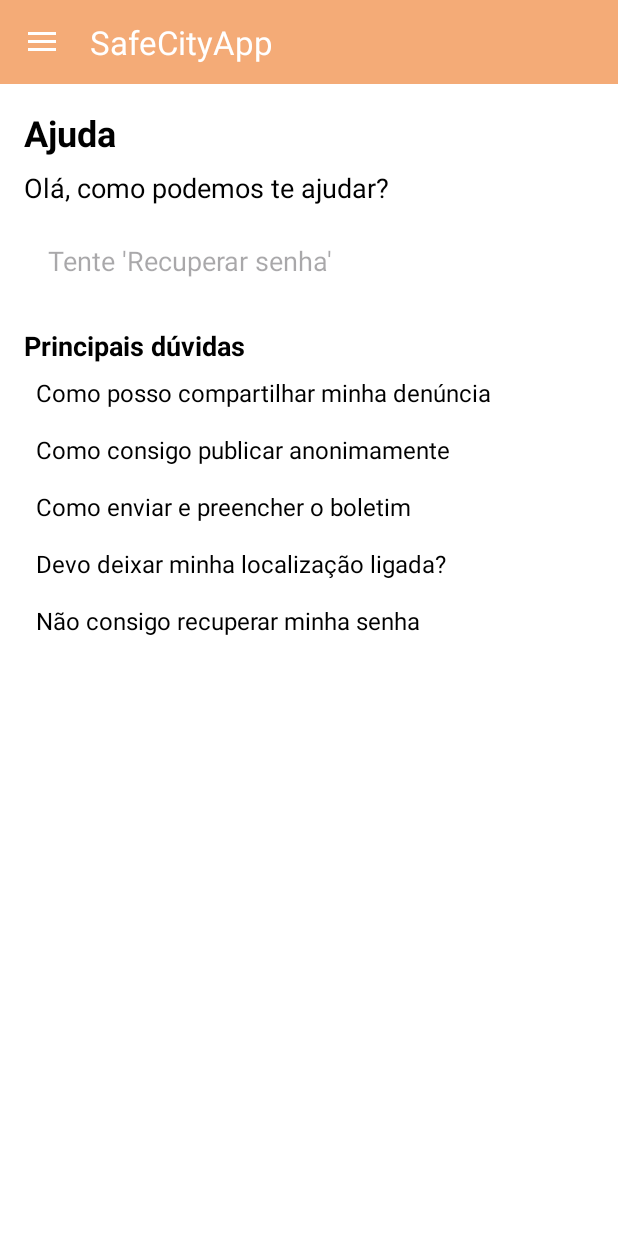
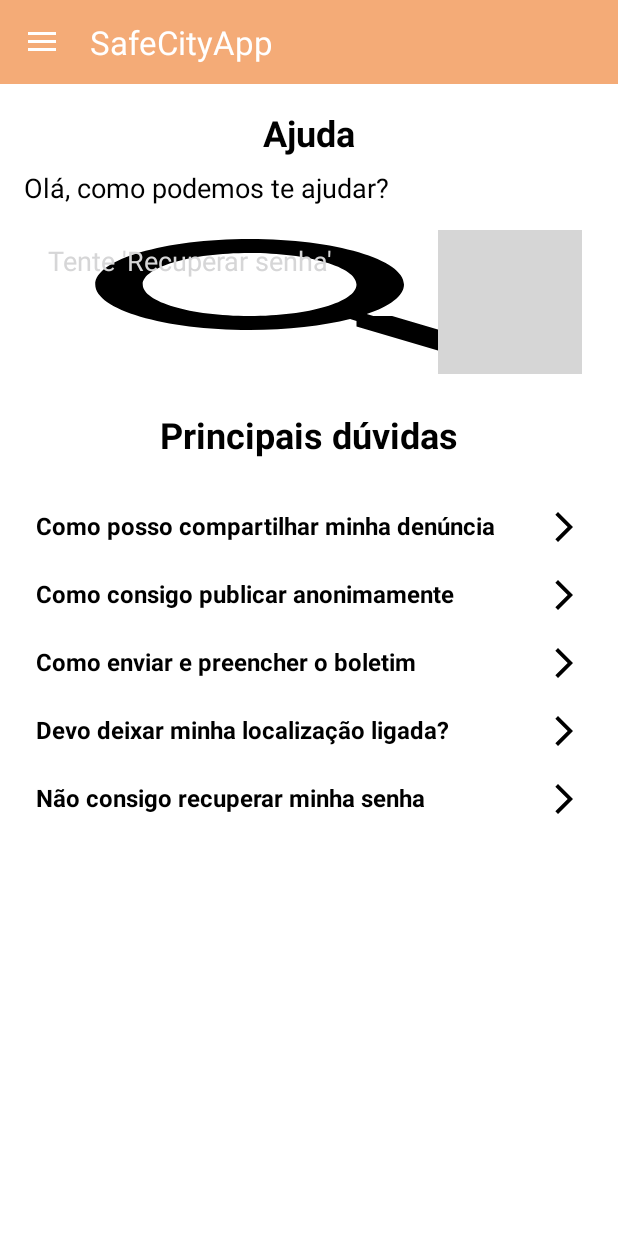
Before and after one commit to guilherme-neves1/SafeCityApp, an Android app: the HelpActivity screen opened directly, with no data from a screen before it, on a phone screen of 412 x 824 dp. Run offline under Robolectric (Android 15) with nearby library versions, the phone set to English and light mode, and no system bars; grey boxes are pictures that could not be loaded.

Commit message:
details in activity_help.xml

```diff
--- /dev/null
+++ b/app/src/main/res/drawable/help_arrow_right.xml
@@ -0,0 +1,5 @@
+<vector android:autoMirrored="true" android:height="24dp"
+    android:tint="#000000" android:viewportHeight="24"
+    android:viewportWidth="24" android:width="24dp" xmlns:android="http://schemas.android.com/apk/res/android">
+    <path android:fillColor="@android:color/white" android:pathData="M6.23,20.23l1.77,1.77l10,-10l-10,-10l-1.77,1.77l8.23,8.23z"/>
+</vector>
--- /dev/null
+++ b/app/src/main/res/drawable/help_search.xml
@@ -0,0 +1,5 @@
+<vector android:height="24dp" android:tint="#000000"
+    android:viewportHeight="24" android:viewportWidth="24"
+    android:width="24dp" xmlns:android="http://schemas.android.com/apk/res/android">
+    <path android:fillColor="@android:color/white" android:pathData="M15.5,14h-0.79l-0.28,-0.27C15.41,12.59 16,11.11 16,9.5 16,5.91 13.09,3 9.5,3S3,5.91 3,9.5 5.91,16 9.5,16c1.61,0 3.09,-0.59 4.23,-1.57l0.27,0.28v0.79l5,4.99L20.49,19l-4.99,-5zM9.5,14C7.01,14 5,11.99 5,9.5S7.01,5 9.5,5 14,7.01 14,9.5 11.99,14 9.5,14z"/>
+</vector>
--- a/app/src/main/res/layout/activity_help.xml
+++ b/app/src/main/res/layout/activity_help.xml
@@ -5,8 +5,6 @@
     android:id="@+id/drawer_layout"
     android:layout_width="match_parent"
     android:layout_height="match_parent"
-    android:backgroundTint="@color/white"
-    android:background="@color/white"
     tools:context=".HelpActivity">
 
     <FrameLayout
@@ -18,7 +16,7 @@
             android:layout_width="match_parent"
             android:layout_height="match_parent"
             android:padding="16dp"
-            >
+            android:background="@color/white">
 
             <TextView
                 android:id="@+id/helpTitle"
@@ -28,6 +26,7 @@
                 android:textSize="24sp"
                 android:textColor="@color/black"
                 android:textStyle="bold"
+                android:textAlignment="center"
                 app:layout_constraintTop_toTopOf="parent"
                 app:layout_constraintStart_toStartOf="parent"
                 app:layout_constraintEnd_toEndOf="parent"
@@ -51,7 +50,7 @@
                 android:layout_width="0dp"
                 android:layout_height="wrap_content"
                 android:orientation="horizontal"
-
+                android:background="@drawable/help_search"
                 android:padding="8dp"
                 app:layout_constraintTop_toBottomOf="@id/searchHelpText"
                 app:layout_constraintStart_toStartOf="parent"
@@ -68,15 +67,15 @@
                     android:background="@null"
                     android:padding="8dp"
                     android:textColor="@color/black"
-                     />
+                    android:textColorHint="@color/gray" />
 
                 <ImageButton
                     android:id="@+id/searchButton"
                     android:layout_width="wrap_content"
                     android:layout_height="wrap_content"
-
+                    android:src="@drawable/ic_search"
                     android:background="@null"
-                    />
+                    android:contentDescription="@string/search" />
             </LinearLayout>
 
             <TextView
@@ -84,9 +83,10 @@
                 android:layout_width="0dp"
                 android:layout_height="wrap_content"
                 android:text="Principais dúvidas"
-                android:textSize="18sp"
+                android:textSize="24sp"
                 android:textColor="@color/black"
                 android:textStyle="bold"
+                android:textAlignment="center"
                 app:layout_constraintTop_toBottomOf="@id/searchContainer"
                 app:layout_constraintStart_toStartOf="parent"
                 app:layout_constraintEnd_toEndOf="parent"
@@ -102,15 +102,18 @@
                 app:layout_constraintStart_toStartOf="parent"
                 app:layout_constraintEnd_toEndOf="parent">
 
-                <!-- Add FAQ items here -->
+                <!-- Principais Dúvidas -->
                 <TextView
                     android:layout_width="match_parent"
                     android:layout_height="wrap_content"
                     android:text="Como posso compartilhar minha denúncia"
                     android:textSize="16sp"
-
+                    android:textStyle="bold"
+                    android:drawableEnd="@drawable/help_arrow_right"
                     android:padding="8dp"
                     android:background="?attr/selectableItemBackground"
+                    android:layout_marginTop="25dp"
+                    android:layout_marginBottom="5dp"
                     android:textColor="@color/black" />
 
                 <TextView
@@ -118,9 +121,11 @@
                     android:layout_height="wrap_content"
                     android:text="Como consigo publicar anonimamente"
                     android:textSize="16sp"
-
+                    android:textStyle="bold"
+                    android:drawableEnd="@drawable/help_arrow_right"
                     android:padding="8dp"
                     android:background="?attr/selectableItemBackground"
+                    android:layout_marginBottom="5dp"
                     android:textColor="@color/black" />
 
                 <TextView
@@ -128,9 +133,11 @@
                     android:layout_height="wrap_content"
                     android:text="Como enviar e preencher o boletim"
                     android:textSize="16sp"
-
+                    android:textStyle="bold"
+                    android:drawableEnd="@drawable/help_arrow_right"
                     android:padding="8dp"
                     android:background="?attr/selectableItemBackground"
+                    android:layout_marginBottom="5dp"
                     android:textColor="@color/black" />
 
                 <TextView
@@ -138,9 +145,11 @@
                     android:layout_height="wrap_content"
                     android:text="Devo deixar minha localização ligada?"
                     android:textSize="16sp"
-
+                    android:textStyle="bold"
+                    android:drawableEnd="@drawable/help_arrow_right"
                     android:padding="8dp"
                     android:background="?attr/selectableItemBackground"
+                    android:layout_marginBottom="5dp"
                     android:textColor="@color/black" />
 
                 <TextView
@@ -148,7 +157,8 @@
                     android:layout_height="wrap_content"
                     android:text="Não consigo recuperar minha senha"
                     android:textSize="16sp"
-
+                    android:textStyle="bold"
+                    android:drawableEnd="@drawable/help_arrow_right"
                     android:padding="8dp"
                     android:background="?attr/selectableItemBackground"
                     android:textColor="@color/black" />
@@ -161,7 +171,7 @@
         android:layout_width="wrap_content"
         android:layout_height="match_parent"
         android:layout_gravity="start"
-
+        app:menu="@menu/drawer_menu"
         app:headerLayout="@layout/nav_header" />
 
 </androidx.drawerlayout.widget.DrawerLayout>
```
Also changed, not shown: app/src/main/res/drawable/ver.png (deleted).
